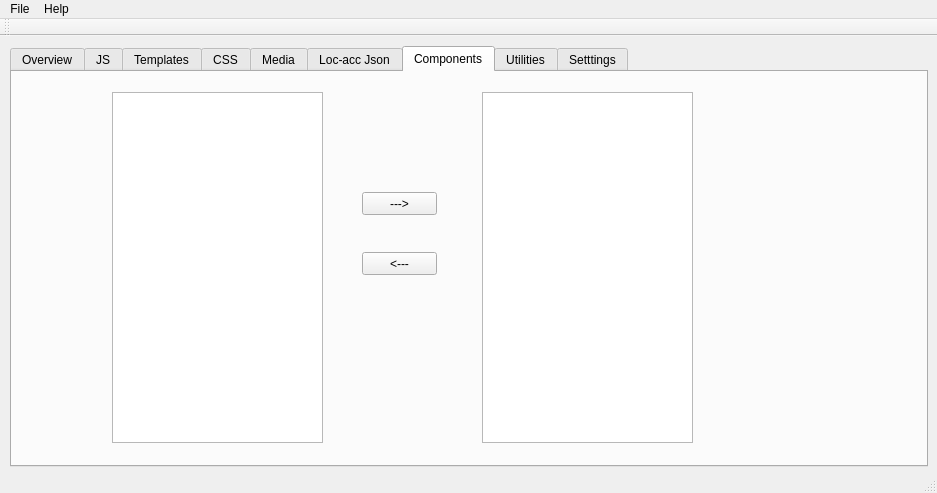
Above: mainwindow.ui from vihangpatel/WatchDog2 before the change. Below: the same form after it.
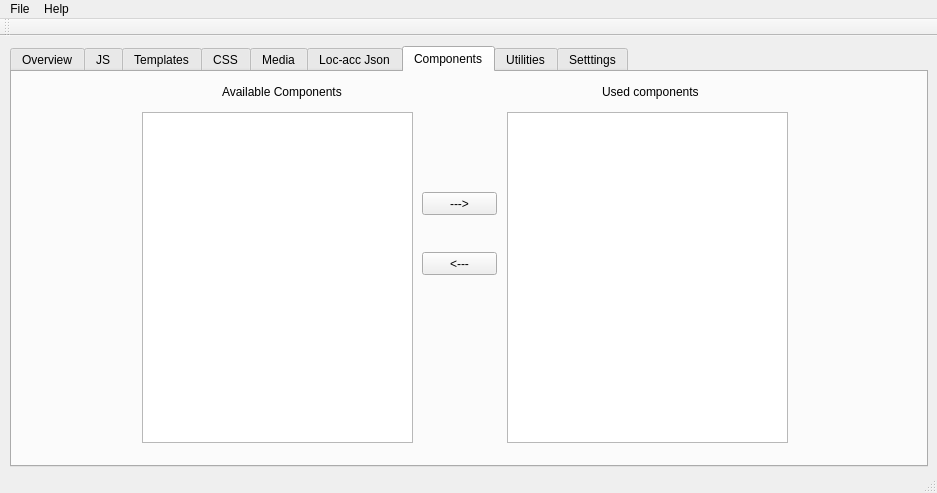
That is the form after the change. Icons and pictures are not drawn.

Commit message: Add components adding removing functionality.

```diff
--- a/mainwindow.ui
+++ b/mainwindow.ui
@@ -2402,27 +2402,27 @@
      <widget class="QListWidget" name="origCompList">
       <property name="geometry">
        <rect>
-        <x>100</x>
-        <y>20</y>
-        <width>211</width>
-        <height>351</height>
+        <x>130</x>
+        <y>40</y>
+        <width>271</width>
+        <height>331</height>
        </rect>
       </property>
      </widget>
      <widget class="QListWidget" name="usedCompList">
       <property name="geometry">
        <rect>
-        <x>470</x>
-        <y>20</y>
-        <width>211</width>
-        <height>351</height>
+        <x>495</x>
+        <y>40</y>
+        <width>281</width>
+        <height>331</height>
        </rect>
       </property>
      </widget>
      <widget class="QPushButton" name="useComponentBtn">
       <property name="geometry">
        <rect>
-        <x>350</x>
+        <x>410</x>
         <y>120</y>
         <width>75</width>
         <height>23</height>
@@ -2435,7 +2435,7 @@
      <widget class="QPushButton" name="removeComponentBtn">
       <property name="geometry">
        <rect>
-        <x>350</x>
+        <x>410</x>
         <y>180</y>
         <width>75</width>
         <height>23</height>
@@ -2445,6 +2445,32 @@
        <string>&lt;---</string>
       </property>
      </widget>
+     <widget class="QLabel" name="label_44">
+      <property name="geometry">
+       <rect>
+        <x>210</x>
+        <y>10</y>
+        <width>171</width>
+        <height>20</height>
+       </rect>
+      </property>
+      <property name="text">
+       <string>Available Components</string>
+      </property>
+     </widget>
+     <widget class="QLabel" name="label_48">
+      <property name="geometry">
+       <rect>
+        <x>590</x>
+        <y>10</y>
+        <width>171</width>
+        <height>20</height>
+       </rect>
+      </property>
+      <property name="text">
+       <string>Used components</string>
+      </property>
+     </widget>
     </widget>
     <widget class="QWidget" name="tab_10">
      <attribute name="icon">
```
The commit also changes 6 other files.
